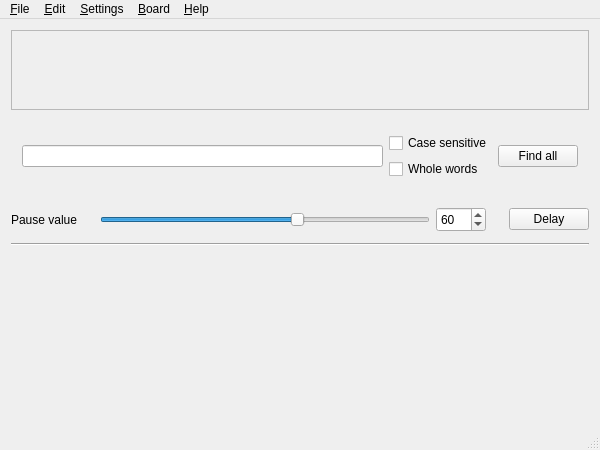
Qt form OpenBoard/mainwindow.ui (ITAAcademy/OpenBoard) before a commit.
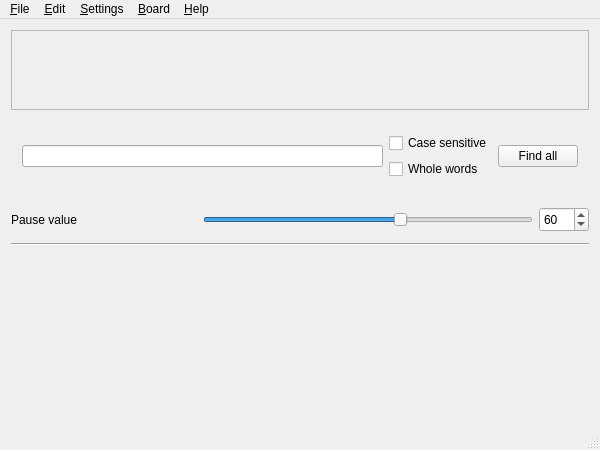
The same form after that commit. Icons and pictures are not drawn.

What changed in the file:
```diff
--- a/OpenBoard/mainwindow.ui
+++ b/OpenBoard/mainwindow.ui
@@ -141,26 +141,6 @@
            </property>
           </widget>
          </item>
-         <item>
-          <spacer name="horizontalSpacer_2">
-           <property name="orientation">
-            <enum>Qt::Horizontal</enum>
-           </property>
-           <property name="sizeHint" stdset="0">
-            <size>
-             <width>40</width>
-             <height>20</height>
-            </size>
-           </property>
-          </spacer>
-         </item>
-         <item>
-          <widget class="QPushButton" name="button_Delay">
-           <property name="text">
-            <string>Delay</string>
-           </property>
-          </widget>
-         </item>
         </layout>
        </item>
       </layout>
```
Left out of the diff: 2 changed lines with no effect on the pictures.
